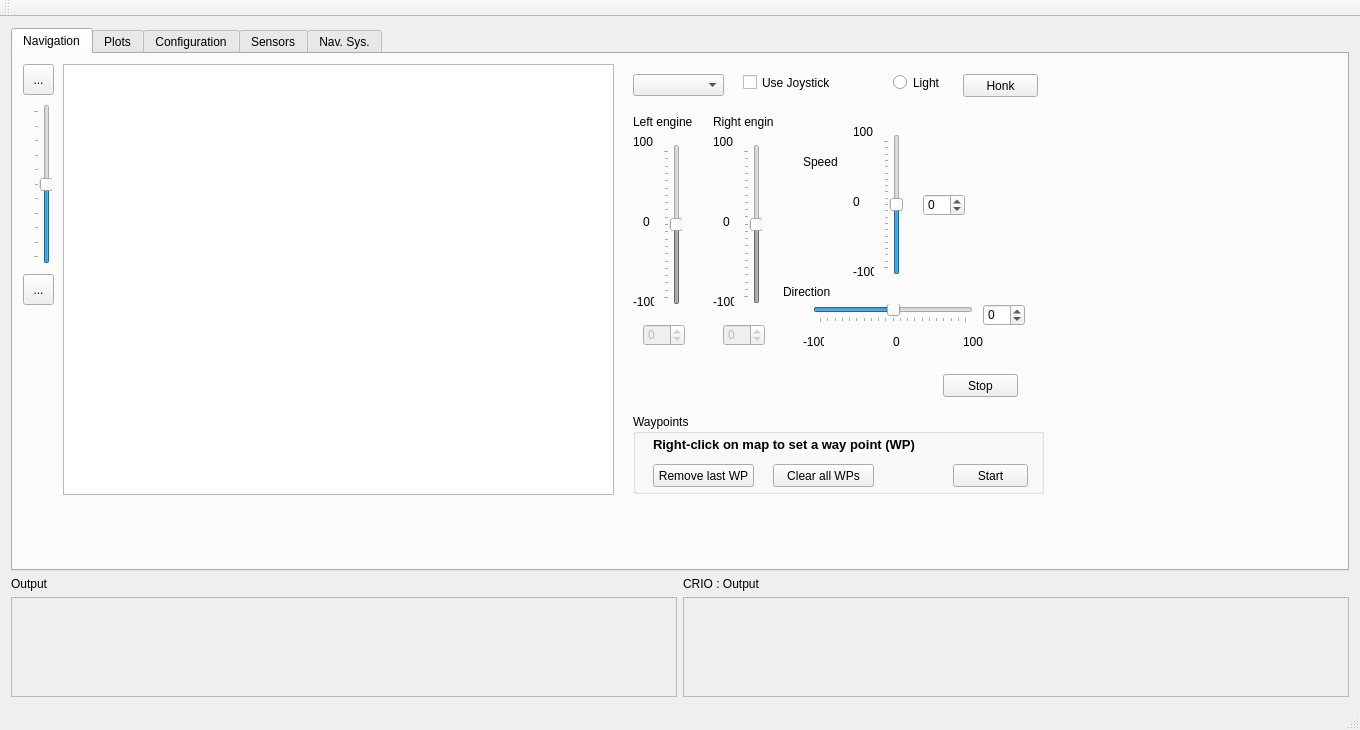
Qt form mainwindow.ui (debelyoo/catamaran-ui) before a commit.
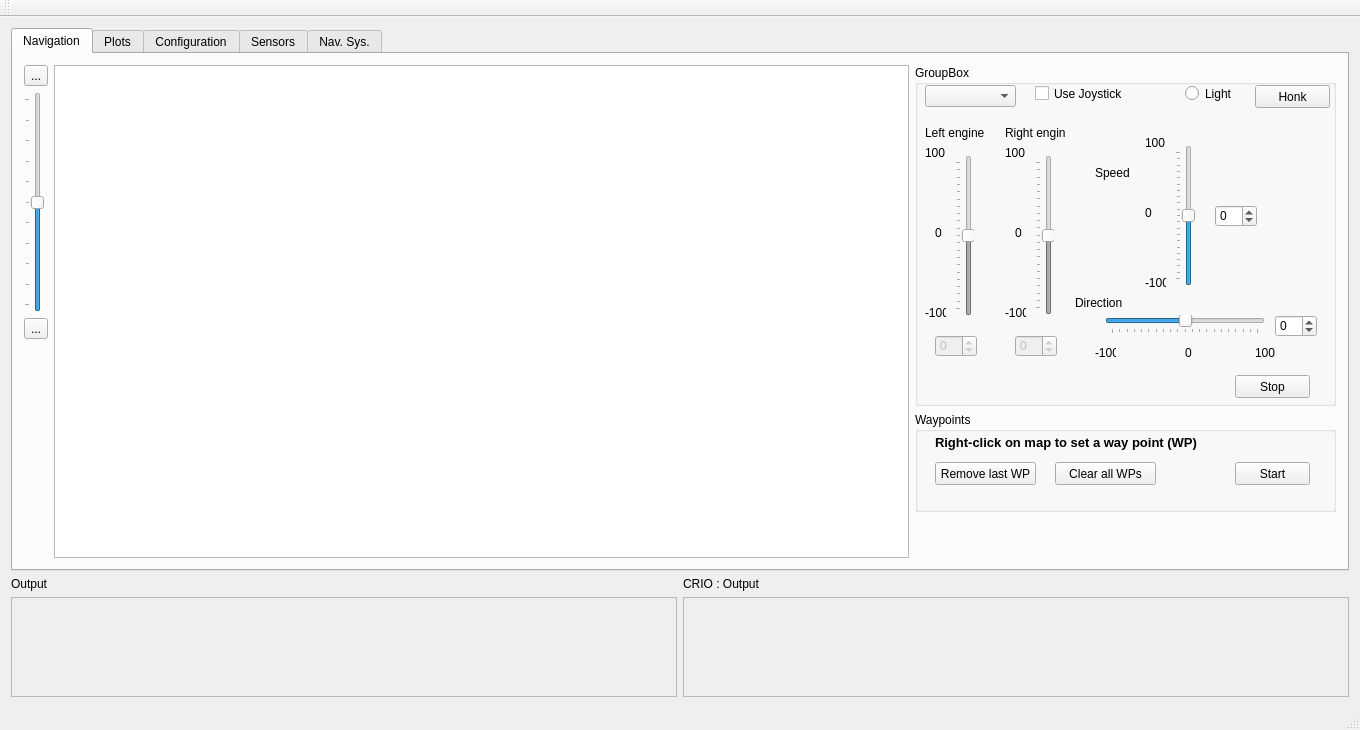
The same form after that commit. The open tabs and pages were chosen to show the change. Icons and pictures are not drawn.

Commit message: Correction of DataPlot updatePlot method, add command to crio command factory, add layout on map tab in mainwindow.ui

Patch:
```diff
--- a/mainwindow.ui
+++ b/mainwindow.ui
@@ -39,17 +39,111 @@
        <attribute name="title">
         <string>Navigation</string>
        </attribute>
-       <widget class="QCheckBox" name="joystickCheckbox">
+       <layout class="QHBoxLayout" name="horizontalLayout_5">
+        <item>
+         <layout class="QVBoxLayout" name="verticalLayout_4">
+          <item>
+           <layout class="QHBoxLayout" name="horizontalLayout_3">
+            <item>
+             <layout class="QVBoxLayout" name="verticalLayout_8">
+              <item>
+               <widget class="QToolButton" name="zoomInBtn">
+                <property name="text">
+                 <string>...</string>
+                </property>
+                <property name="icon">
+                 <iconset resource="images.qrc">
+                  <normaloff>:/images/zoom.png</normaloff>:/images/zoom.png</iconset>
+                </property>
+                <property name="iconSize">
+                 <size>
+                  <width>25</width>
+                  <height>25</height>
+                 </size>
+                </property>
+               </widget>
+              </item>
+              <item>
+               <widget class="QSlider" name="zoomSlider">
+                <property name="maximum">
+                 <number>100</number>
+                </property>
+                <property name="value">
+                 <number>50</number>
+                </property>
+                <property name="orientation">
+                 <enum>Qt::Vertical</enum>
+                </property>
+                <property name="tickPosition">
+                 <enum>QSlider::TicksAbove</enum>
+                </property>
+               </widget>
+              </item>
+              <item>
+               <widget class="QToolButton" name="zoomOutBtn">
+                <property name="text">
+                 <string>...</string>
+                </property>
+                <property name="icon">
+                 <iconset resource="images.qrc">
+                  <normaloff>:/images/zoom.png</normaloff>:/images/zoom.png</iconset>
+                </property>
+               </widget>
+              </item>
+              <item>
+               <spacer name="verticalSpacer_2">
+                <property name="orientation">
+                 <enum>Qt::Vertical</enum>
+                </property>
+                <property name="sizeHint" stdset="0">
+                 <size>
+                  <width>20</width>
+                  <height>40</height>
+                 </size>
+                </property>
+               </spacer>
+              </item>
+             </layout>
+            </item>
+            <item>
+             <widget class="QGraphicsView" name="graphicsView"/>
+            </item>
+            <item>
+             <layout class="QVBoxLayout" name="verticalLayout_6">
+              <item>
+               <widget class="QGroupBox" name="groupBox_4">
+                <property name="sizePolicy">
+                 <sizepolicy hsizetype="Fixed" vsizetype="Fixed">
+                  <horstretch>0</horstretch>
+                  <verstretch>0</verstretch>
+                 </sizepolicy>
+                </property>
+                <property name="minimumSize">
+                 <size>
+                  <width>421</width>
+                  <height>341</height>
+                 </size>
+                </property>
+                <property name="baseSize">
+                 <size>
+                  <width>421</width>
+                  <height>341</height>
+                 </size>
+                </property>
+                <property name="title">
+                 <string>GroupBox</string>
+                </property>
+                <widget class="QPushButton" name="stopBtn">
         <property name="geometry">
          <rect>
-          <x>730</x>
-          <y>20</y>
-          <width>91</width>
-          <height>17</height>
+                   <x>320</x>
+                   <y>310</y>
+                   <width>75</width>
+                   <height>23</height>
          </rect>
         </property>
         <property name="text">
-         <string>Use Joystick</string>
+                  <string>Stop</string>
         </property>
        </widget>
        <widget class="QSpinBox" name="rightSpinBox">
@@ -58,7 +152,7 @@
         </property>
         <property name="geometry">
          <rect>
-          <x>710</x>
+                   <x>100</x>
           <y>270</y>
           <width>42</width>
           <height>22</height>
@@ -71,54 +165,43 @@
          <number>100</number>
         </property>
        </widget>
-       <widget class="QSlider" name="leftSlider">
-        <property name="enabled">
-         <bool>false</bool>
-        </property>
+                <widget class="QLabel" name="label_16">
         <property name="geometry">
          <rect>
-          <x>650</x>
-          <y>90</y>
-          <width>19</width>
-          <height>161</height>
-         </rect>
-        </property>
-        <property name="minimum">
-         <number>-100</number>
-        </property>
-        <property name="maximum">
-         <number>100</number>
-        </property>
-        <property name="value">
-         <number>0</number>
-        </property>
-        <property name="orientation">
-         <enum>Qt::Vertical</enum>
-        </property>
-        <property name="tickPosition">
-         <enum>QSlider::TicksAbove</enum>
-        </property>
-       </widget>
-       <widget class="QSpinBox" name="leftSpinBox">
-        <property name="enabled">
-         <bool>false</bool>
-        </property>
+                   <x>90</x>
+                   <y>60</y>
+                   <width>61</width>
+                   <height>16</height>
+                  </rect>
+                 </property>
+                 <property name="text">
+                  <string>Right engine</string>
+                 </property>
+                </widget>
+                <widget class="QLabel" name="label_15">
+                 <property name="geometry">
+                  <rect>
+                   <x>10</x>
+                   <y>60</y>
+                   <width>61</width>
+                   <height>16</height>
+                  </rect>
+                 </property>
+                 <property name="text">
+                  <string>Left engine</string>
+                 </property>
+                </widget>
+                <widget class="QLabel" name="label_7">
         <property name="geometry">
          <rect>
-          <x>630</x>
-          <y>270</y>
-          <width>42</width>
-          <height>22</height>
-         </rect>
-        </property>
-        <property name="minimum">
-         <number>-100</number>
-        </property>
-        <property name="maximum">
-         <number>100</number>
-        </property>
-        <property name="value">
-         <number>0</number>
+                   <x>230</x>
+                   <y>70</y>
+                   <width>21</width>
+                   <height>16</height>
+                  </rect>
+                 </property>
+                 <property name="text">
+                  <string>100</string>
         </property>
        </widget>
        <widget class="QSlider" name="rightSlider">
@@ -127,7 +210,7 @@
         </property>
         <property name="geometry">
          <rect>
-          <x>730</x>
+                   <x>120</x>
           <y>90</y>
           <width>19</width>
           <height>160</height>
@@ -149,23 +232,33 @@
          <enum>QSlider::TicksAbove</enum>
         </property>
        </widget>
-       <widget class="QLabel" name="label">
+                <widget class="QComboBox" name="navModeComboBox">
         <property name="geometry">
          <rect>
-          <x>630</x>
-          <y>160</y>
-          <width>16</width>
+                   <x>10</x>
+                   <y>20</y>
+                   <width>91</width>
+                   <height>22</height>
+                  </rect>
+                 </property>
+                </widget>
+                <widget class="QLabel" name="label_14">
+                 <property name="geometry">
+                  <rect>
+                   <x>180</x>
+                   <y>100</y>
+                   <width>51</width>
           <height>16</height>
          </rect>
         </property>
         <property name="text">
-         <string>0</string>
+                  <string>Speed</string>
         </property>
        </widget>
        <widget class="QLabel" name="label_2">
         <property name="geometry">
          <rect>
-          <x>710</x>
+                   <x>100</x>
           <y>160</y>
           <width>16</width>
           <height>16</height>
@@ -175,11 +268,24 @@
          <string>0</string>
         </property>
        </widget>
-       <widget class="QLabel" name="label_3">
+                <widget class="QLabel" name="label_6">
         <property name="geometry">
          <rect>
-          <x>620</x>
-          <y>80</y>
+                   <x>90</x>
+                   <y>240</y>
+                   <width>21</width>
+                   <height>16</height>
+                  </rect>
+                 </property>
+                 <property name="text">
+                  <string>-100</string>
+                 </property>
+                </widget>
+                <widget class="QLabel" name="label_12">
+                 <property name="geometry">
+                  <rect>
+                   <x>340</x>
+                   <y>280</y>
           <width>21</width>
           <height>16</height>
          </rect>
@@ -188,10 +294,23 @@
          <string>100</string>
         </property>
        </widget>
+                <widget class="QLabel" name="label_10">
+                 <property name="geometry">
+                  <rect>
+                   <x>230</x>
+                   <y>210</y>
+                   <width>21</width>
+                   <height>16</height>
+                  </rect>
+                 </property>
+                 <property name="text">
+                  <string>-100</string>
+                 </property>
+                </widget>
        <widget class="QLabel" name="label_4">
         <property name="geometry">
          <rect>
-          <x>700</x>
+                   <x>90</x>
           <y>80</y>
           <width>21</width>
           <height>16</height>
@@ -201,10 +320,29 @@
          <string>100</string>
         </property>
        </widget>
+                <widget class="QSpinBox" name="speedSpinBox">
+                 <property name="geometry">
+                  <rect>
+                   <x>300</x>
+                   <y>140</y>
+                   <width>42</width>
+                   <height>22</height>
+                  </rect>
+                 </property>
+                 <property name="minimum">
+                  <number>-100</number>
+                 </property>
+                 <property name="maximum">
+                  <number>100</number>
+                 </property>
+                 <property name="value">
+                  <number>0</number>
+                 </property>
+                </widget>
        <widget class="QLabel" name="label_5">
         <property name="geometry">
          <rect>
-          <x>620</x>
+                   <x>10</x>
           <y>240</y>
           <width>21</width>
           <height>16</height>
@@ -214,23 +352,36 @@
          <string>-100</string>
         </property>
        </widget>
-       <widget class="QLabel" name="label_6">
+                <widget class="QLabel" name="label_13">
         <property name="geometry">
          <rect>
-          <x>700</x>
-          <y>240</y>
-          <width>21</width>
+                   <x>160</x>
+                   <y>230</y>
+                   <width>51</width>
           <height>16</height>
          </rect>
         </property>
         <property name="text">
-         <string>-100</string>
+                  <string>Direction</string>
+                 </property>
+                </widget>
+                <widget class="QRadioButton" name="lightBtn">
+                 <property name="geometry">
+                  <rect>
+                   <x>270</x>
+                   <y>20</y>
+                   <width>51</width>
+                   <height>17</height>
+                  </rect>
+                 </property>
+                 <property name="text">
+                  <string>Light</string>
         </property>
        </widget>
        <widget class="QSlider" name="speedSlider">
         <property name="geometry">
          <rect>
-          <x>870</x>
+                   <x>260</x>
           <y>80</y>
           <width>20</width>
           <height>141</height>
@@ -249,10 +400,68 @@
          <enum>QSlider::TicksAbove</enum>
         </property>
        </widget>
+                <widget class="QLabel" name="label_9">
+                 <property name="geometry">
+                  <rect>
+                   <x>270</x>
+                   <y>280</y>
+                   <width>16</width>
+                   <height>16</height>
+                  </rect>
+                 </property>
+                 <property name="text">
+                  <string>0</string>
+                 </property>
+                </widget>
+                <widget class="QLabel" name="label_8">
+                 <property name="geometry">
+                  <rect>
+                   <x>230</x>
+                   <y>140</y>
+                   <width>16</width>
+                   <height>16</height>
+                  </rect>
+                 </property>
+                 <property name="text">
+                  <string>0</string>
+                 </property>
+                </widget>
+                <widget class="QSpinBox" name="directionSpinBox">
+                 <property name="geometry">
+                  <rect>
+                   <x>360</x>
+                   <y>250</y>
+                   <width>42</width>
+                   <height>22</height>
+                  </rect>
+                 </property>
+                 <property name="minimum">
+                  <number>-100</number>
+                 </property>
+                 <property name="maximum">
+                  <number>100</number>
+                 </property>
+                 <property name="value">
+                  <number>0</number>
+                 </property>
+                </widget>
+                <widget class="QLabel" name="label">
+                 <property name="geometry">
+                  <rect>
+                   <x>20</x>
+                   <y>160</y>
+                   <width>16</width>
+                   <height>16</height>
+                  </rect>
+                 </property>
+                 <property name="text">
+                  <string>0</string>
+                 </property>
+                </widget>
        <widget class="QSlider" name="directionSlider">
         <property name="geometry">
          <rect>
-          <x>800</x>
+                   <x>190</x>
           <y>250</y>
           <width>160</width>
           <height>19</height>
@@ -271,204 +480,51 @@
          <enum>QSlider::TicksBelow</enum>
         </property>
        </widget>
-       <widget class="QSpinBox" name="speedSpinBox">
+                <widget class="QCheckBox" name="joystickCheckbox">
         <property name="geometry">
          <rect>
-          <x>910</x>
-          <y>140</y>
-          <width>42</width>
-          <height>22</height>
-         </rect>
-        </property>
-        <property name="minimum">
-         <number>-100</number>
-        </property>
-        <property name="maximum">
-         <number>100</number>
-        </property>
-        <property name="value">
-         <number>0</number>
-        </property>
-       </widget>
-       <widget class="QSpinBox" name="directionSpinBox">
-        <property name="geometry">
-         <rect>
-          <x>970</x>
-          <y>250</y>
-          <width>42</width>
-          <height>22</height>
-         </rect>
-        </property>
-        <property name="minimum">
-         <number>-100</number>
-        </property>
-        <property name="maximum">
-         <number>100</number>
-        </property>
-        <property name="value">
-         <number>0</number>
-        </property>
-       </widget>
-       <widget class="QLabel" name="label_7">
-        <property name="geometry">
-         <rect>
-          <x>840</x>
-          <y>70</y>
-          <width>21</width>
-          <height>16</height>
-         </rect>
-        </property>
-        <property name="text">
-         <string>100</string>
-        </property>
-       </widget>
-       <widget class="QLabel" name="label_8">
-        <property name="geometry">
-         <rect>
-          <x>840</x>
-          <y>140</y>
-          <width>16</width>
-          <height>16</height>
-         </rect>
-        </property>
-        <property name="text">
-         <string>0</string>
-        </property>
-       </widget>
-       <widget class="QLabel" name="label_9">
-        <property name="geometry">
-         <rect>
-          <x>880</x>
-          <y>280</y>
-          <width>16</width>
-          <height>16</height>
-         </rect>
-        </property>
-        <property name="text">
-         <string>0</string>
-        </property>
-       </widget>
-       <widget class="QLabel" name="label_10">
-        <property name="geometry">
-         <rect>
-          <x>840</x>
-          <y>210</y>
-          <width>21</width>
-          <height>16</height>
-         </rect>
-        </property>
-        <property name="text">
-         <string>-100</string>
-        </property>
-       </widget>
-       <widget class="QLabel" name="label_11">
-        <property name="geometry">
-         <rect>
-          <x>790</x>
-          <y>280</y>
-          <width>21</width>
-          <height>16</height>
-         </rect>
-        </property>
-        <property name="text">
-         <string>-100</string>
-        </property>
-       </widget>
-       <widget class="QLabel" name="label_12">
-        <property name="geometry">
-         <rect>
-          <x>950</x>
-          <y>280</y>
-          <width>21</width>
-          <height>16</height>
-         </rect>
-        </property>
-        <property name="text">
-         <string>100</string>
-        </property>
-       </widget>
-       <widget class="QLabel" name="label_13">
-        <property name="geometry">
-         <rect>
-          <x>770</x>
-          <y>230</y>
-          <width>51</width>
-          <height>16</height>
-         </rect>
-        </property>
-        <property name="text">
-         <string>Direction</string>
-        </property>
-       </widget>
-       <widget class="QLabel" name="label_14">
-        <property name="geometry">
-         <rect>
-          <x>790</x>
-          <y>100</y>
-          <width>51</width>
-          <height>16</height>
-         </rect>
-        </property>
-        <property name="text">
-         <string>Speed</string>
-        </property>
-       </widget>
-       <widget class="QLabel" name="label_15">
-        <property name="geometry">
-         <rect>
-          <x>620</x>
-          <y>60</y>
-          <width>61</width>
-          <height>16</height>
-         </rect>
-        </property>
-        <property name="text">
-         <string>Left engine</string>
-        </property>
-       </widget>
-       <widget class="QLabel" name="label_16">
-        <property name="geometry">
-         <rect>
-          <x>700</x>
-          <y>60</y>
-          <width>61</width>
-          <height>16</height>
-         </rect>
-        </property>
-        <property name="text">
-         <string>Right engine</string>
-        </property>
-       </widget>
-       <widget class="QPushButton" name="stopBtn">
-        <property name="geometry">
-         <rect>
-          <x>930</x>
-          <y>320</y>
-          <width>75</width>
-          <height>23</height>
-         </rect>
-        </property>
-        <property name="text">
-         <string>Stop</string>
-        </property>
-       </widget>
-       <widget class="QRadioButton" name="lightBtn">
-        <property name="geometry">
-         <rect>
-          <x>880</x>
+                   <x>120</x>
           <y>20</y>
-          <width>51</width>
+                   <width>91</width>
           <height>17</height>
          </rect>
         </property>
         <property name="text">
-         <string>Light</string>
+                  <string>Use Joystick</string>
+                 </property>
+                </widget>
+                <widget class="QSlider" name="leftSlider">
+                 <property name="enabled">
+                  <bool>false</bool>
+                 </property>
+                 <property name="geometry">
+                  <rect>
+                   <x>40</x>
+                   <y>90</y>
+                   <width>19</width>
+                   <height>161</height>
+                  </rect>
+                 </property>
+                 <property name="minimum">
+                  <number>-100</number>
+                 </property>
+                 <property name="maximum">
+                  <number>100</number>
+                 </property>
+                 <property name="value">
+                  <number>0</number>
+                 </property>
+                 <property name="orientation">
+                  <enum>Qt::Vertical</enum>
+                 </property>
+                 <property name="tickPosition">
+                  <enum>QSlider::TicksAbove</enum>
         </property>
        </widget>
        <widget class="QPushButton" name="honkBtn">
         <property name="geometry">
          <rect>
-          <x>950</x>
+                   <x>340</x>
           <y>20</y>
           <width>75</width>
           <height>23</height>
@@ -478,86 +534,116 @@
          <string>Honk</string>
         </property>
        </widget>
-       <widget class="QGraphicsView" name="graphicsView">
+                <widget class="QLabel" name="label_11">
         <property name="geometry">
          <rect>
-          <x>50</x>
-          <y>10</y>
-          <width>551</width>
-          <height>431</height>
-         </rect>
-        </property>
-       </widget>
-       <widget class="QToolButton" name="zoomInBtn">
-        <property name="geometry">
-         <rect>
-          <x>10</x>
-          <y>10</y>
-          <width>31</width>
-          <height>31</height>
-         </rect>
-        </property>
+                   <x>180</x>
+                   <y>280</y>
+                   <width>21</width>
+                   <height>16</height>
+                  </rect>
+                 </property>
         <property name="text">
-         <string>...</string>
-        </property>
-        <property name="icon">
-         <iconset resource="images.qrc">
-          <normaloff>:/images/zoom.png</normaloff>:/images/zoom.png</iconset>
-        </property>
-        <property name="iconSize">
-         <size>
-          <width>25</width>
-          <height>25</height>
-         </size>
-        </property>
-       </widget>
-       <widget class="QToolButton" name="zoomOutBtn">
-        <property name="geometry">
-         <rect>
-          <x>10</x>
-          <y>220</y>
-          <width>31</width>
-          <height>31</height>
-         </rect>
-        </property>
-        <property name="text">
-         <string>...</string>
-        </property>
-        <property name="icon">
-         <iconset resource="images.qrc">
-          <normaloff>:/images/zoom.png</normaloff>:/images/zoom.png</iconset>
-        </property>
-       </widget>
-       <widget class="QSlider" name="zoomSlider">
+                  <string>-100</string>
+                 </property>
+                </widget>
+                <widget class="QSpinBox" name="leftSpinBox">
+                 <property name="enabled">
+                  <bool>false</bool>
+                 </property>
         <property name="geometry">
          <rect>
           <x>20</x>
-          <y>50</y>
-          <width>19</width>
-          <height>160</height>
-         </rect>
-        </property>
+                   <y>270</y>
+                   <width>42</width>
+                   <height>22</height>
+                  </rect>
+                 </property>
+                 <property name="minimum">
+                  <number>-100</number>
+                 </property>
         <property name="maximum">
          <number>100</number>
         </property>
         <property name="value">
-         <number>50</number>
-        </property>
-        <property name="orientation">
-         <enum>Qt::Vertical</enum>
-        </property>
-        <property name="tickPosition">
-         <enum>QSlider::TicksAbove</enum>
-        </property>
-       </widget>
+                  <number>0</number>
+                 </property>
+                </widget>
+                <widget class="QLabel" name="label_3">
+                 <property name="geometry">
+                  <rect>
+                   <x>10</x>
+                   <y>80</y>
+                   <width>21</width>
+                   <height>16</height>
+                  </rect>
+                 </property>
+                 <property name="text">
+                  <string>100</string>
+                 </property>
+                </widget>
+                <zorder>navModeComboBox</zorder>
+                <zorder>leftSpinBox</zorder>
+                <zorder>rightSpinBox</zorder>
+                <zorder>label_16</zorder>
+                <zorder>lightBtn</zorder>
+                <zorder>joystickCheckbox</zorder>
+                <zorder>leftSlider</zorder>
+                <zorder>directionSpinBox</zorder>
+                <zorder>label_14</zorder>
+                <zorder>stopBtn</zorder>
+                <zorder>honkBtn</zorder>
+                <zorder>label_13</zorder>
+                <zorder>directionSlider</zorder>
+                <zorder>speedSpinBox</zorder>
+                <zorder>rightSlider</zorder>
+                <zorder>speedSlider</zorder>
+                <zorder>label_15</zorder>
+                <zorder>stopBtn</zorder>
+                <zorder>rightSpinBox</zorder>
+                <zorder>label_16</zorder>
+                <zorder>label_15</zorder>
+                <zorder>label_7</zorder>
+                <zorder>rightSlider</zorder>
+                <zorder>navModeComboBox</zorder>
+                <zorder>label_14</zorder>
+                <zorder>label_2</zorder>
+                <zorder>label_6</zorder>
+                <zorder>label_12</zorder>
+                <zorder>label_10</zorder>
+                <zorder>label_4</zorder>
+                <zorder>speedSpinBox</zorder>
+                <zorder>label_5</zorder>
+                <zorder>label_13</zorder>
+                <zorder>lightBtn</zorder>
+                <zorder>speedSlider</zorder>
+                <zorder>label_9</zorder>
+                <zorder>label_8</zorder>
+                <zorder>directionSpinBox</zorder>
+                <zorder>label</zorder>
+                <zorder>directionSlider</zorder>
+                <zorder>joystickCheckbox</zorder>
+                <zorder>leftSlider</zorder>
+                <zorder>honkBtn</zorder>
+                <zorder>label_11</zorder>
+                <zorder>leftSpinBox</zorder>
+                <zorder>label_3</zorder>
+                <zorder>waypointGroupBox</zorder>
+               </widget>
+              </item>
+              <item>
        <widget class="QGroupBox" name="waypointGroupBox">
-        <property name="geometry">
-         <rect>
-          <x>620</x>
-          <y>360</y>
-          <width>411</width>
-          <height>80</height>
-         </rect>
+                <property name="sizePolicy">
+                 <sizepolicy hsizetype="Preferred" vsizetype="Fixed">
+                  <horstretch>0</horstretch>
+                  <verstretch>0</verstretch>
+                 </sizepolicy>
+                </property>
+                <property name="minimumSize">
+                 <size>
+                  <width>0</width>
+                  <height>100</height>
+                 </size>
         </property>
         <property name="title">
          <string>Waypoints</string>
@@ -622,51 +708,30 @@
          </property>
         </widget>
        </widget>
-       <widget class="QComboBox" name="navModeComboBox">
-        <property name="geometry">
-         <rect>
-          <x>620</x>
-          <y>20</y>
-          <width>91</width>
-          <height>22</height>
-         </rect>
-        </property>
-       </widget>
-       <zorder>joystickCheckbox</zorder>
-       <zorder>rightSpinBox</zorder>
-       <zorder>leftSlider</zorder>
-       <zorder>leftSpinBox</zorder>
-       <zorder>rightSlider</zorder>
-       <zorder>label</zorder>
-       <zorder>label_2</zorder>
-       <zorder>label_3</zorder>
-       <zorder>label_4</zorder>
-       <zorder>label_5</zorder>
-       <zorder>label_6</zorder>
-       <zorder>speedSlider</zorder>
-       <zorder>directionSlider</zorder>
-       <zorder>speedSpinBox</zorder>
-       <zorder>directionSpinBox</zorder>
-       <zorder>label_7</zorder>
-       <zorder>label_8</zorder>
-       <zorder>label_9</zorder>
-       <zorder>label_10</zorder>
-       <zorder>label_11</zorder>
-       <zorder>label_12</zorder>
-       <zorder>label_13</zorder>
-       <zorder>label_14</zorder>
-       <zorder>label_15</zorder>
-       <zorder>label_16</zorder>
-       <zorder>stopBtn</zorder>
-       <zorder>lightBtn</zorder>
-       <zorder>honkBtn</zorder>
-       <zorder>graphicsView</zorder>
-       <zorder>zoomInBtn</zorder>
-       <zorder>zoomOutBtn</zorder>
-       <zorder>zoomSlider</zorder>
-       <zorder>waypointGroupBox</zorder>
-       <zorder>navModeComboBox</zorder>
-       <zorder>statusText</zorder>
+              </item>
+              <item>
+               <spacer name="verticalSpacer">
+                <property name="orientation">
+                 <enum>Qt::Vertical</enum>
+                </property>
+                <property name="sizeHint" stdset="0">
+                 <size>
+                  <width>20</width>
+                  <height>40</height>
+                 </size>
+                </property>
+               </spacer>
+              </item>
+             </layout>
+            </item>
+           </layout>
+          </item>
+          <item>
+           <layout class="QHBoxLayout" name="horizontalLayout_4"/>
+          </item>
+         </layout>
+        </item>
+       </layout>
       </widget>
       <widget class="QWidget" name="tab_3">
        <attribute name="title">
```
Left out of the diff: 4 changed lines with no effect on the pictures. Lines whose indentation alone changed are shown as unchanged. The commit also changes 12 other files.
